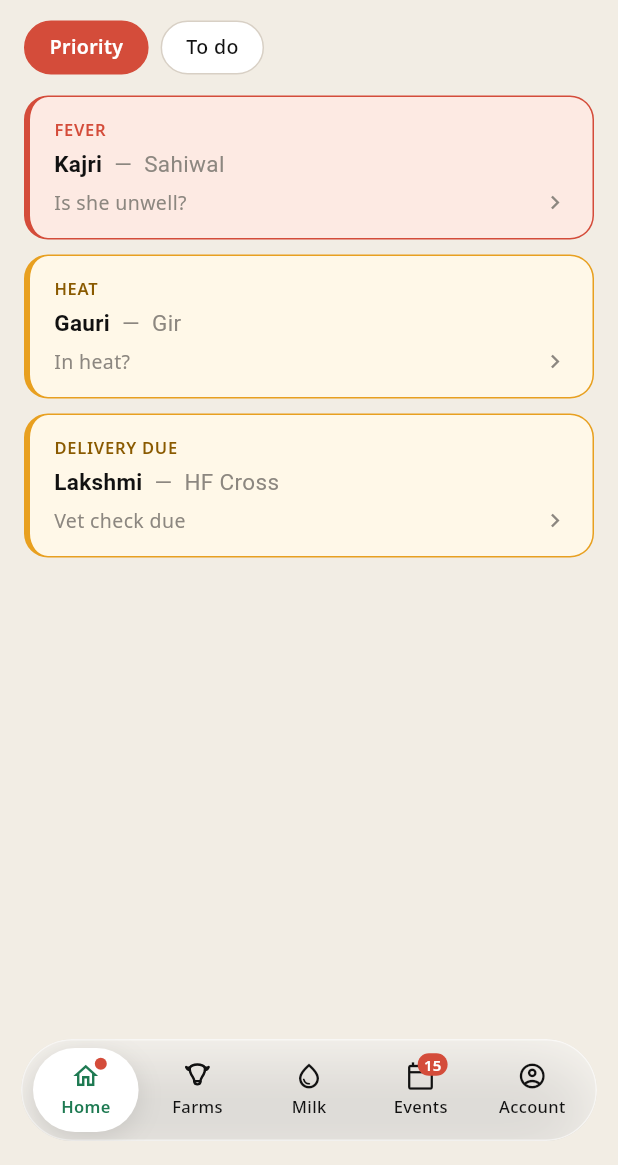
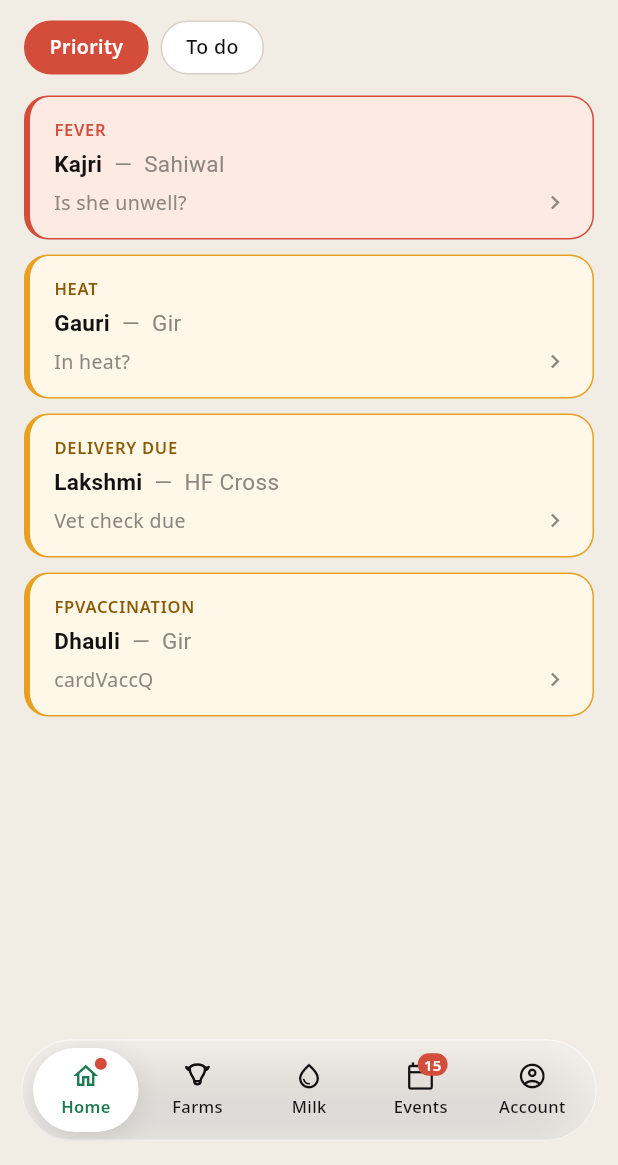
Before and after one commit to vaseey21/Vanix, a Flutter app: the FarmerDashboardScreen screen opened directly with empty values, on a phone screen of 412 x 824 dp, the part 71-1236 px from its top. Run offline on Flutter 3.47's test engine with Material 3 defaults, Android fonts, the phone set to English and light mode, and no system bars; our stand-ins replace flutter_svg, video_player; network calls fail.

Commit message:
auto: save changes

```diff
--- a/flutter_app/lib/screens/farmer_dashboard_screen.dart
+++ b/flutter_app/lib/screens/farmer_dashboard_screen.dart
@@ -171,6 +171,7 @@ class _FarmerDashboardScreenState extends State<FarmerDashboardScreen> {
         _priorityCard('cattleFever', 'Kajri', 'Sahiwal', 'cardFeverQ', VanixColors.danger, VanixColors.dangerBg, VanixColors.danger),
         _priorityCard('cattleHeat', 'Gauri', 'Gir', 'cardHeatQ', VanixColors.warning, VanixColors.warningBg, VanixColors.warningInk),
         _priorityCard('fpDelivery', 'Lakshmi', 'HF Cross', 'cardGestationQ', VanixColors.warning, VanixColors.warningBg, VanixColors.warningInk),
+        _priorityCard('fpVaccination', 'Dhauli', 'Gir', 'cardVaccQ', VanixColors.warning, VanixColors.warningBg, VanixColors.warningInk),
       ];
 
   Widget _priorityCard(String typeKey, String cow, String breed, String qKey, Color border, Color tint, Color eyebrow) {
```
